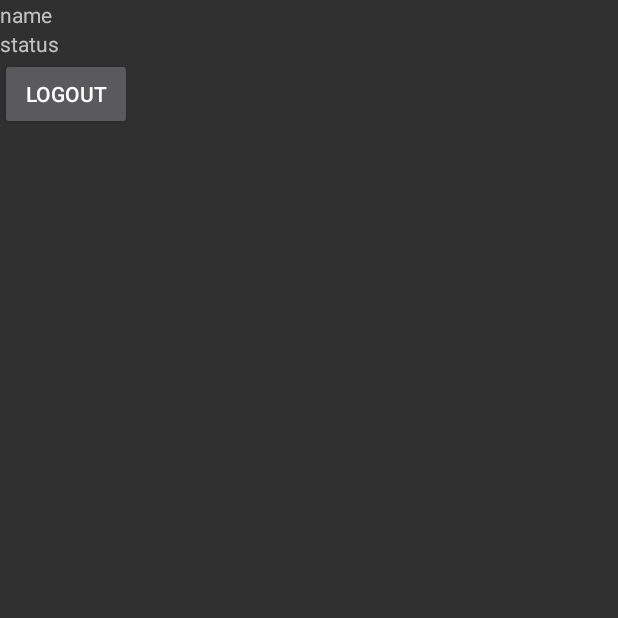
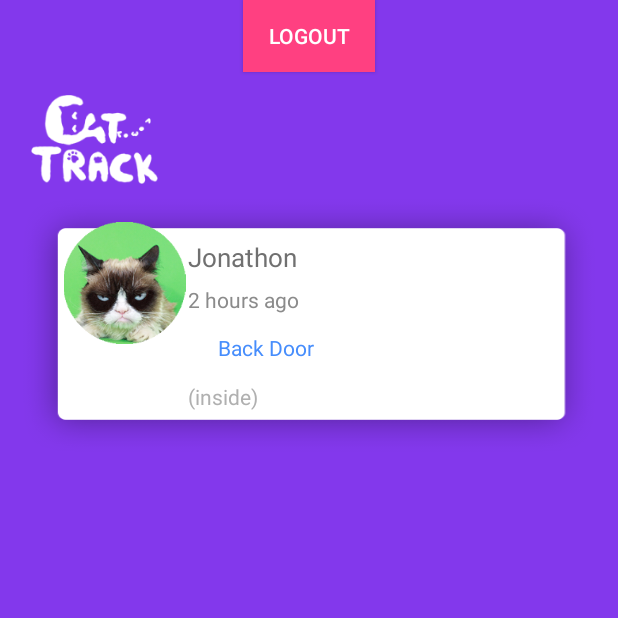
Before and after one commit to CatTrack/Android-Front-End, an Android app: the screen it shows after launch once a user with an empty profile is signed in (MainActivity), on a phone screen of 412 x 824 dp, the top half of it. Run offline under Robolectric (Android 15) with nearby library versions, the phone set to English and light mode, and no system bars; our stand-ins replace Firebase (no records; nobody signed in at launch, a user with empty details on screens opened directly).

Commit message:
Integrated list cats screen into main app
This integrates the list cats screen into the main app and made it prettyer.

```diff
--- a/app/src/main/res/layout/activity_login.xml
+++ b/app/src/main/res/layout/activity_login.xml
@@ -4,10 +4,10 @@
     xmlns:tools="http://schemas.android.com/tools"
     android:layout_width="match_parent"
     android:layout_height="match_parent"
+    android:background="#8338ec"
+    android:gravity="center"
     android:orientation="vertical"
-    tools:context="com.thinkengineer.utc.cattrack.LoginActivity"
-    android:gravity="center"
-    >
+    tools:context="com.thinkengineer.utc.cattrack.LoginActivity">
 
 
     <ImageView
@@ -34,18 +34,17 @@
         android:id="@+id/EmailAddress"
         android:layout_width="match_parent"
         android:layout_height="wrap_content"
+        android:gravity="center"
         android:text="@string/email_address"
-        android:gravity="center"
-        android:textSize="15sp"
-        android:textColor="#85849D"/>
+        android:textColor="@color/browser_actions_bg_grey"
+        android:textSize="15sp" />
 
     <EditText
         android:id="@+id/email"
         android:layout_width="match_parent"
         android:layout_height="wrap_content"
         android:hint=""
-        android:textSize="15sp"
-        />
+        android:textSize="15sp" />
 
     <Space
         android:layout_width="match_parent"
@@ -55,18 +54,18 @@
         android:id="@+id/PasswordFeild"
         android:layout_width="match_parent"
         android:layout_height="wrap_content"
+        android:gravity="center"
         android:text="@string/password"
-        android:textSize="15sp"
-        android:textColor="#85849D"
-        android:gravity="center"/>
+        android:textColor="@color/browser_actions_bg_grey"
+        android:textSize="15sp" />
 
     <EditText
         android:id="@+id/password"
         android:layout_width="match_parent"
         android:layout_height="wrap_content"
         android:hint=""
-        android:textSize="15sp"
-        android:inputType="textPassword"/>
+        android:inputType="textPassword"
+        android:textSize="15sp" />
 
     <Space
         android:layout_width="match_parent"
@@ -79,9 +78,9 @@
         android:layout_height="wrap_content"
         android:layout_gravity="center"
         android:background="@color/colorAccent"
-        android:textColor="#fff"
         android:gravity="center"
-        android:text="Sign In" />
+        android:text="Sign In"
+        android:textColor="#fff" />
 
     <Space
         android:layout_width="match_parent"
@@ -93,6 +92,6 @@
         android:layout_height="0dp"
         android:layout_weight="1"
         android:background="#00000000"
-        android:textColor="#85849D"
-        android:text="@string/main_sign_up" />
+        android:text="@string/main_sign_up"
+        android:textColor="#85849D" />
 </LinearLayout>
--- a/app/src/main/res/layout/activity_main.xml
+++ b/app/src/main/res/layout/activity_main.xml
@@ -4,24 +4,134 @@
     xmlns:tools="http://schemas.android.com/tools"
     android:layout_width="match_parent"
     android:layout_height="match_parent"
+    android:background="#8338ec"
+    android:gravity="center_vertical|center_horizontal"
     android:orientation="vertical"
     tools:context="com.thinkengineer.utc.cattrack.MainActivity">
 
+    <Button
+        android:id="@+id/singoutButton"
+        android:layout_width="wrap_content"
+        android:layout_height="wrap_content"
+        android:background="@color/colorAccent"
+        android:gravity="center"
+        android:text="logout" />
+
+    <LinearLayout
+        android:id="@+id/linearLayout"
+        android:layout_height="match_parent"
+        android:layout_width="match_parent"
+        android:gravity="start"
+        android:orientation="vertical"
+        android:padding="15dp"
+        app:layout_constraintBottom_toBottomOf="parent"
+        app:layout_constraintEnd_toEndOf="parent"
+        app:layout_constraintStart_toStartOf="parent"
+        app:layout_constraintTop_toTopOf="parent">
+
+        <ImageView
+            android:id="@+id/logo"
+            android:layout_width="95dp"
+            android:layout_height="69dp"
+            android:layout_gravity="start"
+            android:paddingBottom="10dp"
+            app:srcCompat="@drawable/logo"
+            android:contentDescription="topleftlogo"
+            />
+
+        <ScrollView
+            android:layout_width="match_parent"
+            android:layout_height="match_parent">
+
+            <LinearLayout
+                android:layout_width="match_parent"
+                android:layout_height="129dp"
+                android:gravity="start"
+                android:orientation="vertical">
+
+                <LinearLayout
+                    android:layout_width="match_parent"
+                    android:layout_height="match_parent"
+                    android:background="@drawable/roundedrec"
+                    android:orientation="horizontal">
+
+                    <ImageView
+                        android:id="@+id/cat1"
+                        android:layout_width="220dp"
+                        android:layout_height="102dp"
+                        android:layout_weight="1"
+                        android:paddingBottom="5dp"
+                        android:paddingStart="25dp"
+                        android:paddingTop="15dp"
+                        app:srcCompat="@drawable/cat3"
+                        android:contentDescription="catpic"/>
+
+                    <LinearLayout
+                        android:layout_width="match_parent"
+                        android:layout_height="match_parent"
+                        android:layout_weight="1"
+                        android:orientation="vertical">
+
+                        <Space
+                            android:layout_width="match_parent"
+                            android:layout_height="wrap_content"
+                            android:layout_weight="1" />
+
+                        <TextView
+                            android:id="@+id/name"
+                            android:layout_width="match_parent"
+                            android:layout_height="4dp"
+                            android:layout_weight="1"
+                            android:text="Jonathon"
+                            android:textColor="#707070"
+                            android:textSize="17dp" />
+
+                        <TextView
+                            android:id="@+id/timestampJ"
+                            android:layout_width="match_parent"
+                            android:layout_height="5dp"
+                            android:layout_weight="1"
+                            android:contentDescription="timestamp"
+                            android:text="2 hours ago"
+                            android:textColor="#8B8B8B"
+                            android:textSize="14dp" />
+
+                        <TextView
+                            android:id="@+id/location"
+                            android:layout_width="match_parent"
+                            android:layout_height="5dp"
+                            android:layout_weight="1"
+                            android:text="      Back Door"
+                            android:textColor="#468DFC"
+                            android:textSize="14dp" />
+
+                        <TextView
+                            android:id="@+id/specloc"
+                            android:layout_width="match_parent"
+                            android:layout_height="wrap_content"
+                            android:layout_weight="1"
+                            android:text="(inside)"
+                            android:textColor="#B0B0B0" />
+                    </LinearLayout>
+
+                </LinearLayout>
+
+            </LinearLayout>
+
+
+        </ScrollView>
+
+    </LinearLayout>
     <TextView
         android:id="@+id/nameTextView"
         android:layout_width="match_parent"
         android:layout_height="wrap_content"
-        android:text="name"
-        />
+        android:text="name" />
+
     <TextView
         android:id="@+id/statusTextView"
         android:layout_width="match_parent"
         android:layout_height="wrap_content"
-        android:text="status"/>
-    <Button
-        android:id="@+id/singoutButton"
-        android:layout_width="wrap_content"
-        android:layout_height="wrap_content"
-        android:text="logout" />
+        android:text="status" />
 
 </LinearLayout>
--- a/app/src/main/res/layout/activity_profile.xml
+++ b/app/src/main/res/layout/activity_profile.xml
@@ -2,12 +2,14 @@
 <android.support.constraint.ConstraintLayout
     xmlns:android="http://schemas.android.com/apk/res/android"
     xmlns:app="http://schemas.android.com/apk/res-auto"
+    xmlns:tools="http://schemas.android.com/tools"
     android:layout_width="match_parent"
     android:layout_height="match_parent">
 
     <LinearLayout
         android:layout_width="match_parent"
         android:layout_height="match_parent"
+        android:background="#8338ec"
         android:orientation="vertical">
 
         <ImageView
@@ -20,6 +22,7 @@
             android:id="@+id/button2"
             android:layout_width="match_parent"
             android:layout_height="wrap_content"
+            android:background="@color/colorAccent"
             android:text="INSERT NAME HERE" />
     </LinearLayout>
 </android.support.constraint.ConstraintLayout>
--- a/app/src/main/res/layout/activity_register.xml
+++ b/app/src/main/res/layout/activity_register.xml
@@ -3,38 +3,41 @@
     xmlns:app="http://schemas.android.com/apk/res-auto"
     xmlns:tools="http://schemas.android.com/tools"
     android:layout_width="match_parent"
+    android:layout_height="match_parent"
+    android:background="#8338ec"
     android:orientation="vertical"
-    android:layout_height="match_parent"
     tools:context="com.thinkengineer.utc.cattrack.RegisterActivity">
 
     <EditText
         android:id="@+id/displayName"
         android:layout_width="match_parent"
         android:layout_height="wrap_content"
-        android:hint="Display Name"/>
+        android:hint="Display Name" />
 
     <EditText
         android:id="@+id/status"
         android:layout_width="match_parent"
         android:layout_height="wrap_content"
-        android:hint="Status"/>
+        android:hint="Status" />
 
     <EditText
         android:id="@+id/emailRegister"
         android:layout_width="match_parent"
         android:layout_height="wrap_content"
-        android:hint="Email"/>
+        android:hint="Email" />
+
     <EditText
         android:id="@+id/passwordRegister"
         android:layout_width="match_parent"
         android:layout_height="wrap_content"
         android:hint="Password"
-        android:inputType="textPassword"/>
+        android:inputType="textPassword" />
 
     <Button
         android:id="@+id/registerActionButton"
         android:layout_width="match_parent"
         android:layout_height="wrap_content"
-        android:text="Register"/>
+        android:background="@color/colorAccent"
+        android:text="Register" />
 
 </LinearLayout>
--- a/app/src/main/res/values/colors.xml
+++ b/app/src/main/res/values/colors.xml
@@ -2,5 +2,5 @@
 <resources>
     <color name="colorPrimary">#3F51B5</color>
     <color name="colorPrimaryDark">#303F9F</color>
-    <color name="colorAccent">#FF4081</color>
+    <color name="colorAccent">#ff4081</color>
 </resources>
```
Also changed, not shown: app/src/main/res/drawable-xhdpi/bg.png (added), app/src/main/res/drawable-xhdpi/buttonbg.png (added), app/src/main/res/drawable-xhdpi/cat1.png (added), app/src/main/res/drawable-xhdpi/cat2.png (added), app/src/main/res/drawable-xhdpi/cat3.png (added), app/src/main/res/drawable-xhdpi/cat4.png (added), app/src/main/res/drawable-xhdpi/logo.png (added), app/src/main/res/drawable-xhdpi/plus.png (added), app/src/main/res/drawable-xhdpi/roundedrec.png (added), 4 other files.
